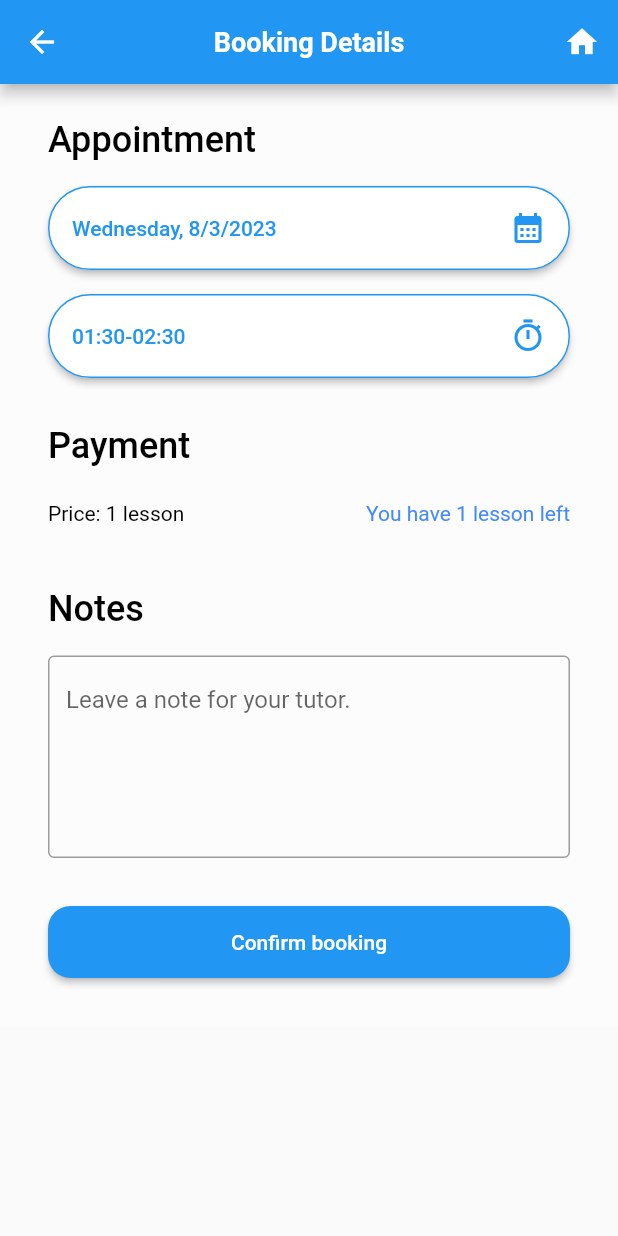
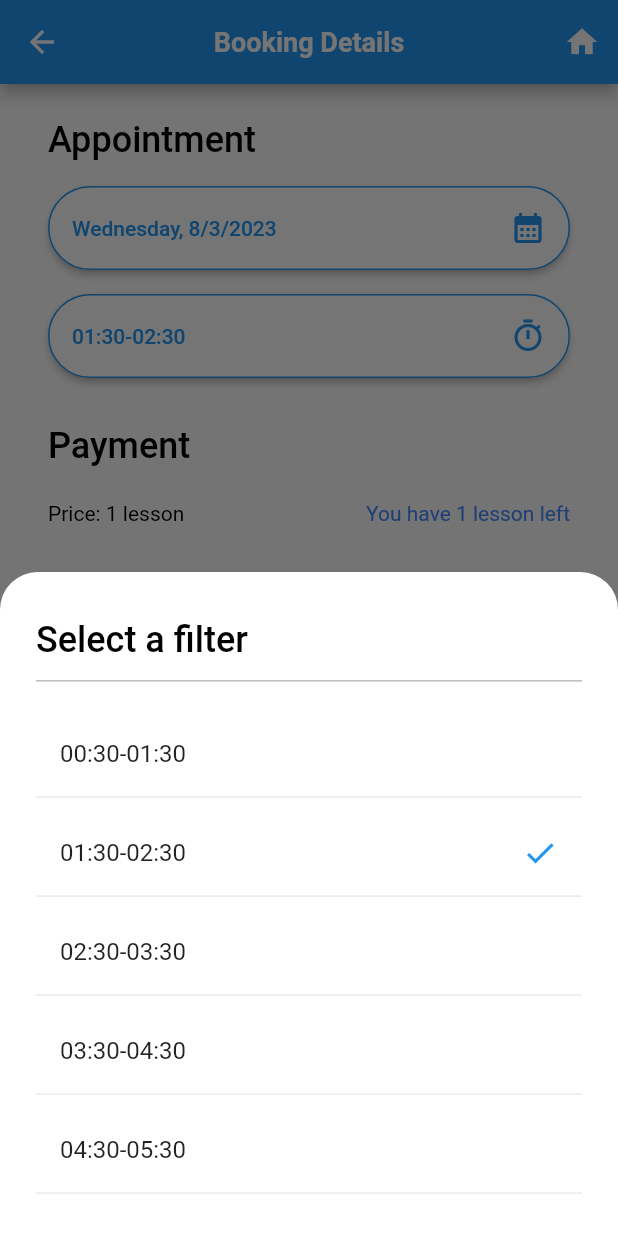
Before and after one commit to nnpanh/advanced-mobile-lettutor, a Flutter app: the BookingDetailPage screen opened directly with empty values, after a tap on "01:30-02:30", on a phone screen of 412 x 824 dp. Run offline on Flutter 3.47's test engine with Material 2 defaults, Android fonts, the phone set to English and light mode, and no system bars; our stand-ins replace animated_splash_screen, chips_choice, country_picker, flutter_rating_bar, font_awesome_flutter and 2 more; missing offline and left inert: dart:ffi.

Commit message:
update slect time

```diff
--- a/lib/view/schedule/learning_history_page.dart
+++ b/lib/view/schedule/learning_history_page.dart
@@ -118,11 +118,12 @@ class _LearningHistoryPageState extends State<LearningHistoryPage> {
         itemCount: filterOptions.length,
         itemBuilder: (BuildContext context, int index) {
           Widget? trailing;
-          if (index == selectedFilter)
+          if (index == selectedFilter) {
             trailing = const Icon(
               Icons.check,
               color: Colors.blue,
             );
+          }
 
           return Container(
             padding: const EdgeInsets.symmetric(vertical: 4),
@@ -138,7 +139,7 @@ class _LearningHistoryPageState extends State<LearningHistoryPage> {
                     });
                   },
                 ),
-                Divider(
+                const Divider(
                   height: 2,
                 )
               ],
--- a/lib/view/tutors/booking_detail_page.dart
+++ b/lib/view/tutors/booking_detail_page.dart
@@ -6,6 +6,7 @@ import '../../const/const_value.dart';
 import '../../model/tutor_model.dart';
 import '../../utils/utils.dart';
 import '../common_widgets/default_style.dart';
+import '../common_widgets/dialogs/base_dialog/bottom_sheet_dialog.dart';
 import '../common_widgets/dialogs/base_dialog/confirm_dialog.dart';
 import '../common_widgets/elevated_button.dart';
 
@@ -98,7 +99,9 @@ class _BookingDetailPageState extends State<BookingDetailPage> {
                         const EdgeInsets.symmetric(horizontal: 16, vertical: 8),
                     child: CustomElevatedButton(
                         title: time,
-                        callback: () {},
+                        callback: () {
+                          onPressedTime(context, size);
+                        },
                         buttonType: ButtonType.outlinedButton,
                         radius: 15,
                         icon: Icons.timer_outlined),
@@ -182,4 +185,51 @@ class _BookingDetailPageState extends State<BookingDetailPage> {
           );
         });
   }
+
+  void onPressedTime(BuildContext context, Size size) {
+    List<String> options = [];
+    for (var i = 0; i<9; i++) {
+      options.add('0${i}:30-0${i+1}:30');
+    }
+
+    Widget child = LimitedBox(
+      maxHeight: size.height * 0.4, // Change as per your requirement
+      maxWidth: size.width, // Change as per your requirement
+      child: ListView.builder(
+        shrinkWrap: true,
+        itemCount: options.length,
+        itemBuilder: (BuildContext context, int index) {
+          Widget? trailing;
+          if (options[index] == time) {
+            trailing = const Icon(
+              Icons.check,
+              color: Colors.blue,
+            );
+          }
+
+          return Container(
+            padding: const EdgeInsets.symmetric(vertical: 4),
+            child: Column(
+              children: [
+                ListTile(
+                  title: Text(options[index]),
+                  trailing: trailing,
+                  onTap: () {
+                    Navigator.of(context).pop();
+                    setState(() {
+                      time = options[index];
+                    });
+                  },
+                ),
+                const Divider(
+                  height: 2,
+                )
+              ],
+            ),
+          );
+        },
+      ),
+    );
+    showBottomDialog(context, 'Select a filter', child);
+  }
 }
```
